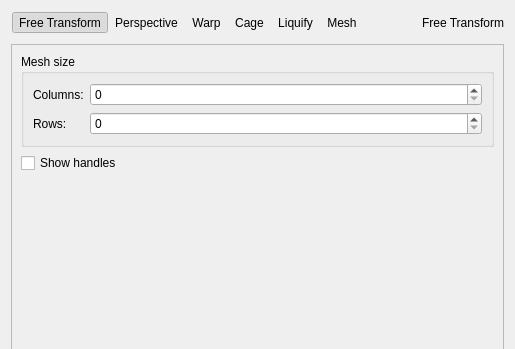
Before: the Qt Designer form plugins/tools/tool_transform2/wdg_tool_transform.ui in KDE/krita, drawn with Qt 5; both pictures show x 0 to 515 and y 0 to 349 of the 515 by 751 pixel window.
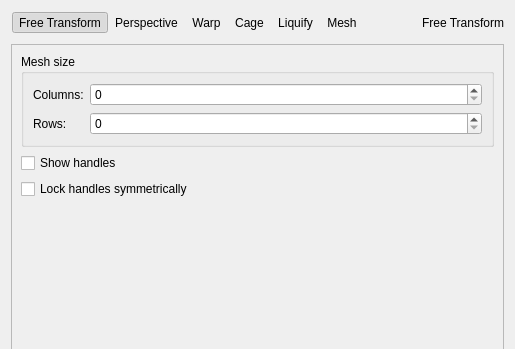
After: the same form once the commit is applied. The open tabs and pages were chosen to show the change. Custom widgets are drawn as their Qt base class.

Commit message:
Implement a GUI option for flipping the "symmetrical" mode for mesh handles
It looks like different painters expect different default behavior from
the mesh handles. The new checkbox in the mesh mode options will let them
choose what behavior should be without any modifier.

# Conflicts:
#	plugins/tools/tool_transform2/tool_transform_args.cc
#	plugins/tools/tool_transform2/tool_transform_args.h

Patch:
```diff
--- a/plugins/tools/tool_transform2/wdg_tool_transform.ui
+++ b/plugins/tools/tool_transform2/wdg_tool_transform.ui
@@ -2186,6 +2186,13 @@
          </property>
         </widget>
        </item>
+       <item>
+        <widget class="QCheckBox" name="chkSymmetricalHandles">
+         <property name="text">
+          <string>Lock handles symmetrically</string>
+         </property>
+        </widget>
+       </item>
        <item>
         <spacer name="verticalSpacer_4">
          <property name="orientation">
```
Left out of the diff: 4 changed lines with no effect on the pictures. The commit also changes 5 other files.
